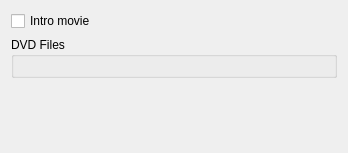
KDE/kdenlive, file src/widgets/dvdwizardvob_ui.ui: the form before one commit.
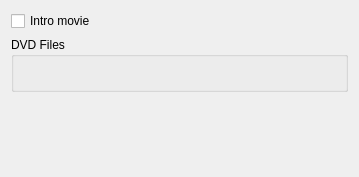
The form after the commit. Custom widgets are drawn as their Qt base class.

```diff
--- a/src/widgets/dvdwizardvob_ui.ui
+++ b/src/widgets/dvdwizardvob_ui.ui
@@ -5,8 +5,8 @@
    <rect>
     <x>0</x>
     <y>0</y>
-    <width>348</width>
-    <height>153</height>
+    <width>359</width>
+    <height>177</height>
    </rect>
   </property>
   <property name="windowTitle" >
@@ -25,6 +25,12 @@
    </item>
    <item row="1" column="0" colspan="2" >
     <widget class="QGroupBox" name="vob_list" >
+     <property name="sizePolicy" >
+      <sizepolicy vsizetype="MinimumExpanding" hsizetype="Preferred" >
+       <horstretch>0</horstretch>
+       <verstretch>0</verstretch>
+      </sizepolicy>
+     </property>
      <property name="title" >
       <string>DVD Files</string>
      </property>
@@ -35,7 +41,20 @@
      </layout>
     </widget>
    </item>
-   <item row="2" column="0" colspan="2" >
+   <item row="3" column="0" colspan="2" >
+    <widget class="QLabel" name="error_message" >
+     <property name="sizePolicy" >
+      <sizepolicy vsizetype="Preferred" hsizetype="Preferred" >
+       <horstretch>0</horstretch>
+       <verstretch>0</verstretch>
+      </sizepolicy>
+     </property>
+     <property name="text" >
+      <string/>
+     </property>
+    </widget>
+   </item>
+   <item row="2" column="0" >
     <spacer name="verticalSpacer" >
      <property name="orientation" >
       <enum>Qt::Vertical</enum>
```
